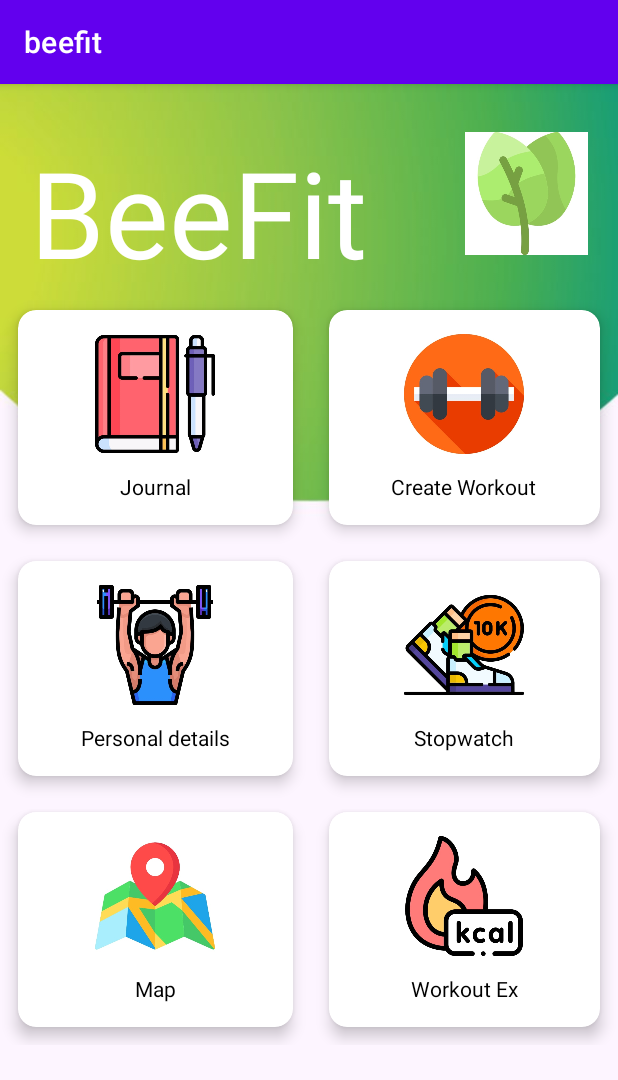
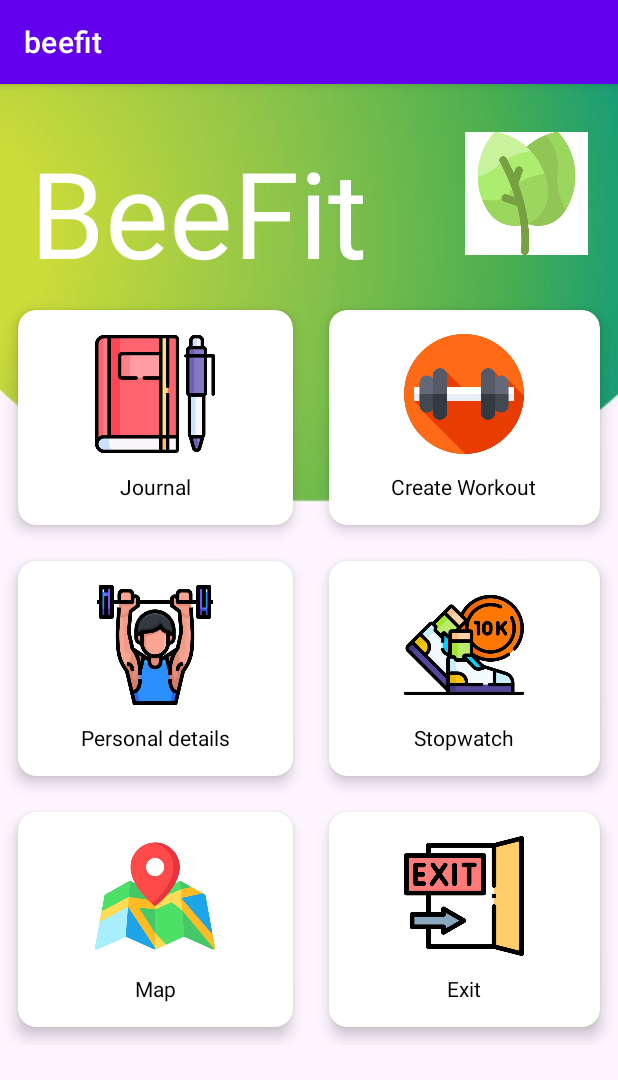
Before and after one commit to patrickmccarthy1/CS4084-MobileApp-BeeFit, an Android app: the MainActivity screen opened directly, with no data from a screen before it, on a phone screen of 412 x 824 dp. Shown: the top 1080 px of the screen. Run offline under Robolectric (Android 15) with nearby library versions, the phone set to English and light mode, and no system bars.

Commit message:
Updated expanded workout screen to exit button -> LoginActivity1

```diff
--- a/app/src/main/java/com/example/beefit/MainActivity.java
+++ b/app/src/main/java/com/example/beefit/MainActivity.java
@@ -60,7 +60,7 @@ public class MainActivity extends AppCompatActivity implements View.OnClickListe
                 break;
 
             case R.id.Expanded:
-                i = new Intent(this, ExpandedWorkout.class);
+                i = new Intent(this, LoginActivity1.class);
                 startActivity(i);
                 break;
 
--- a/app/src/main/res/layout/activity_expanded_workout.xml
+++ b/app/src/main/res/layout/activity_expanded_workout.xml
@@ -5,7 +5,6 @@
     android:layout_width="match_parent"
     android:layout_height="match_parent"
     tools:context=".ExpandedWorkout"
-    android:background="@drawable/loginscreen"
     >
 
     <androidx.constraintlayout.widget.ConstraintLayout
--- a/app/src/main/res/layout/activity_main.xml
+++ b/app/src/main/res/layout/activity_main.xml
@@ -219,13 +219,13 @@
                     <ImageView
                         android:layout_width="80dp"
                         android:layout_height="80dp"
-                        android:src="@drawable/calories"/>
+                        android:src="@drawable/exitbtn"/>
 
                     <TextView
                         android:layout_width="wrap_content"
                         android:layout_height="wrap_content"
                         android:layout_marginTop="12dp"
-                        android:text="Workout Ex"
+                        android:text="Exit"
                         android:textColor="@color/black" />
                 </LinearLayout>
             </androidx.cardview.widget.CardView>
```
Also changed, not shown: app/src/main/res/drawable/exitbtn.png (added).
